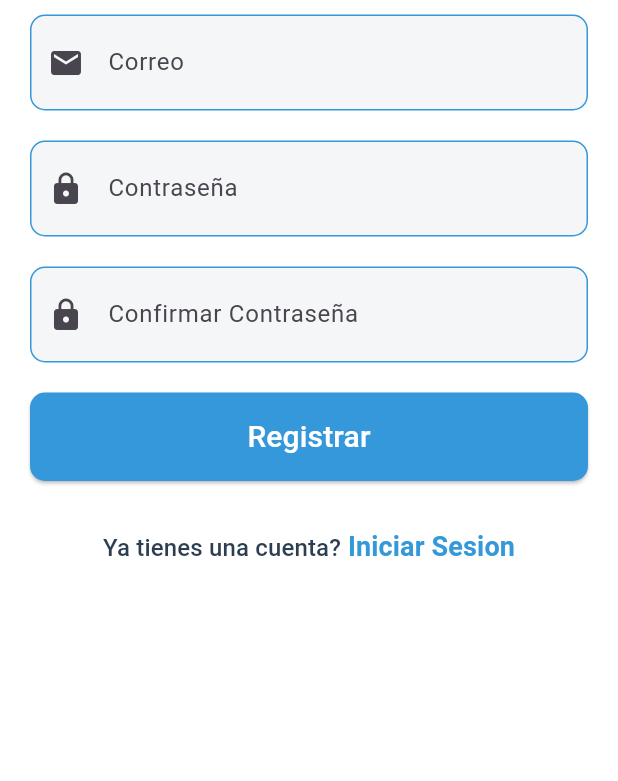
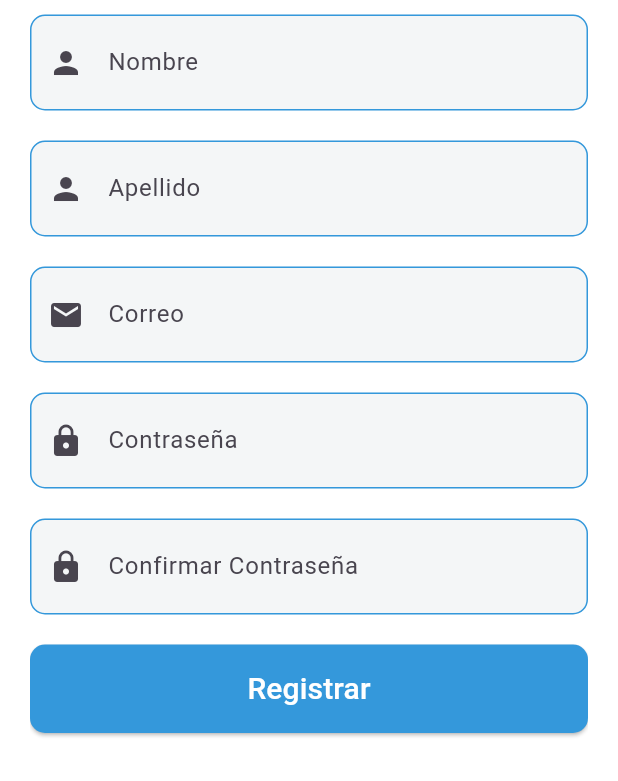
Before and after one commit to ninebte/flashBuy-movil, a Flutter app: the RegisterScreen screen opened directly, on a phone screen of 412 x 824 dp, the part 455-1236 px from its top. Run offline on Flutter 3.47's test engine with Material 3 defaults, Android fonts, the phone set to English and light mode, and no system bars; our stand-ins replace dio; missing offline and left inert: simple_barcode_scanner; network calls fail.

Commit message:
second commit

```diff
--- a/lib/presentation/screens/register.dart
+++ b/lib/presentation/screens/register.dart
@@ -1,3 +1,4 @@
+import 'package:dio/dio.dart';
 import 'package:untitled/presentation/screens/home.dart';
 import 'package:untitled/presentation/screens/login.dart';
 import 'package:flutter/material.dart';
@@ -10,15 +11,42 @@ class RegisterScreen extends StatefulWidget {
 }
 
 class _RegisterScreenState extends State<RegisterScreen> {
-  void register() {
-
+  final dio = Dio();
+  final TextEditingController nombre = TextEditingController();
+  final TextEditingController apellido = TextEditingController();
+  final TextEditingController email = TextEditingController();
+  final TextEditingController contrasena = TextEditingController();
+  Future<void> registerUser(context) async {
+    try {
+      final response = await dio.post("http://192.168.1.77:4000/cliente", data: {
+        "nombre": nombre.text,
+        "apellido": apellido.text,
+        "email": email.text,
+        "contrasena": contrasena.text
+      });
+        print(response);
+      if (response.data["status"] == 200) {
+        print("Usuario registrado con éxito");
+        Navigator.pushReplacement(
+            context,
+            MaterialPageRoute(
+              builder: (context) => const HomeScreen(),
+            ));
+      } else {
+        print("Error al registrar el usuario");
+      }
+    } catch (e) {
+      print(" Error al registrar el usuario: $e");
+    }
   }
   @override
   Widget build(BuildContext context) {
     return Scaffold(
+      resizeToAvoidBottomInset: false,
       backgroundColor: Colors.white,
       body: Container(
         padding: const EdgeInsets.all(20),
+        child: SingleChildScrollView(
           child: Column(
             children: [
               const SizedBox(
@@ -41,6 +69,57 @@ class _RegisterScreenState extends State<RegisterScreen> {
                 height: 10,
               ),
               TextFormField(
+                controller: nombre,
+                decoration: InputDecoration(
+                  labelText: 'Nombre',
+                  prefixIcon: const Icon(Icons.person),
+                  contentPadding:
+                  const EdgeInsets.symmetric(vertical: 20, horizontal: 10),
+                  border: InputBorder.none,
+                  fillColor: Color(0XFFF4F6F7),
+                  filled: true,
+                  focusedBorder: OutlineInputBorder(
+                    borderRadius: BorderRadius.circular(10),
+                    borderSide:
+                    const BorderSide(color: Color(0xFF3498DB), width: 2),
+                  ),
+                  enabledBorder: OutlineInputBorder(
+                    borderRadius: BorderRadius.circular(10),
+                    borderSide:
+                    const BorderSide(color: Color(0xFF3498DB), width: 1),
+                  ),
+                ),
+              ),
+              const SizedBox(
+                height: 20,
+              ),
+              TextFormField(
+                controller: apellido,
+                decoration: InputDecoration(
+                  labelText: 'Apellido',
+                  prefixIcon: const Icon(Icons.person),
+                  contentPadding:
+                  const EdgeInsets.symmetric(vertical: 20, horizontal: 10),
+                  border: InputBorder.none,
+                  fillColor: Color(0XFFF4F6F7),
+                  filled: true,
+                  focusedBorder: OutlineInputBorder(
+                    borderRadius: BorderRadius.circular(10),
+                    borderSide:
+                    const BorderSide(color: Color(0xFF3498DB), width: 2),
+                  ),
+                  enabledBorder: OutlineInputBorder(
+                    borderRadius: BorderRadius.circular(10),
+                    borderSide:
+                    const BorderSide(color: Color(0xFF3498DB), width: 1),
+                  ),
+                ),
+              ),
+              const SizedBox(
+                height: 20,
+              ),
+              TextFormField(
+                controller: email,
                 decoration: InputDecoration(
                   labelText: 'Correo',
                   prefixIcon: const Icon(Icons.email),
@@ -65,6 +144,7 @@ class _RegisterScreenState extends State<RegisterScreen> {
                 height: 20,
               ),
               TextFormField(
+                controller: contrasena,
                 decoration: InputDecoration(
                   labelText: 'Contraseña',
                   prefixIcon: const Icon(Icons.lock),
@@ -89,6 +169,7 @@ class _RegisterScreenState extends State<RegisterScreen> {
                 height: 20,
               ),
               TextFormField(
+                controller: contrasena,
                 decoration: InputDecoration(
                   labelText: 'Confirmar Contraseña',
                   prefixIcon: const Icon(Icons.lock),
@@ -116,11 +197,8 @@ class _RegisterScreenState extends State<RegisterScreen> {
                   width: double.infinity,
                   child: ElevatedButton(
                     onPressed: () {
-                    Navigator.pushReplacement(
-                        context,
-                        MaterialPageRoute(
-                          builder: (context) => const HomeScreen(),
-                        ));
+                      registerUser(context);
+
                     },
                     style: ElevatedButton.styleFrom(
                       backgroundColor: Color(0xFF3498DB),
@@ -169,6 +247,7 @@ class _RegisterScreenState extends State<RegisterScreen> {
               ),
             ],
           ),
+        )
       ),
     );
   }
--- a/pubspec.yaml
+++ b/pubspec.yaml
@@ -34,6 +34,7 @@ dependencies:
   # The following adds the Cupertino Icons font to your application.
   # Use with the CupertinoIcons class for iOS style icons.
   cupertino_icons: ^1.0.8
+  dio: ^5.8.0+1
 
 dev_dependencies:
   flutter_test:
```
Also changed, not shown: pubspec.lock, 1 other file. Lines whose indentation alone changed are shown as unchanged.
